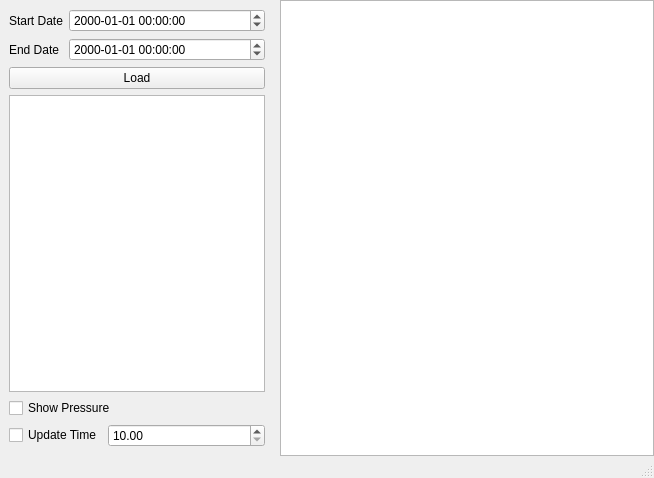
Old version of the form logviewer.ui in the repository kmnhan/1KARPES_DAQ.
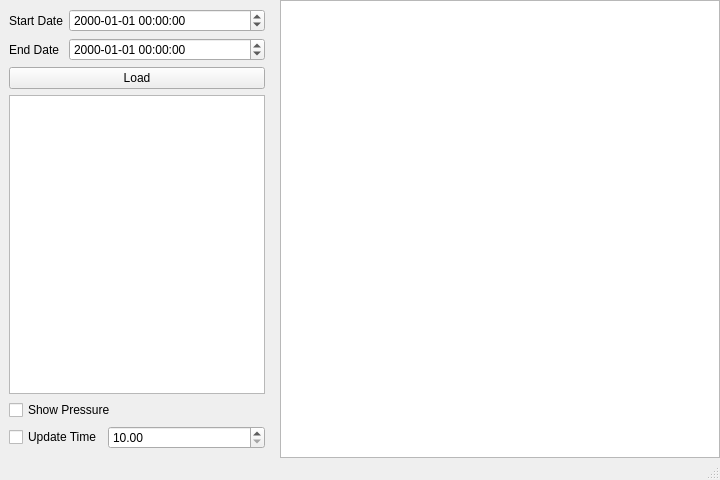
New version of the form. Custom widgets are drawn as their Qt base class.

Commit message: feat: bigger window size

```diff
--- a/logviewer.ui
+++ b/logviewer.ui
@@ -6,8 +6,8 @@
    <rect>
     <x>0</x>
     <y>0</y>
-    <width>654</width>
-    <height>478</height>
+    <width>720</width>
+    <height>480</height>
    </rect>
   </property>
   <property name="windowTitle">
```
Left out of the diff: 2 changed lines with no effect on the pictures.
